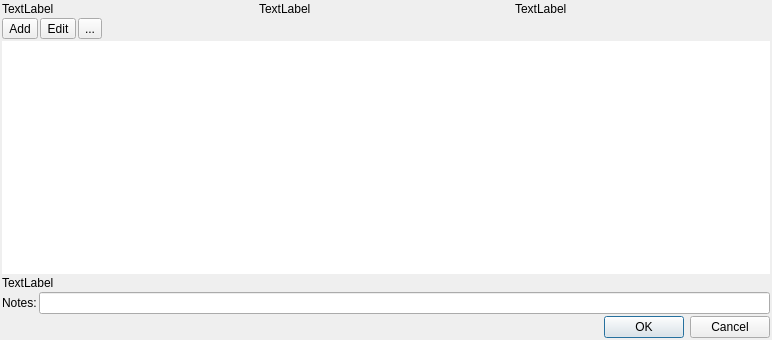
Above: b6p/dlgplanificaciondia.ui from diegowald/b6p before the change. Below: the same form after it.
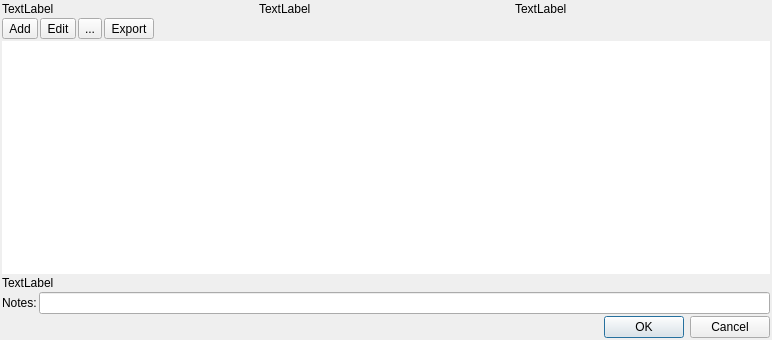
That is the form after the change. Icons and pictures are not drawn.

Commit message: Implemented planificacion csv export.

```diff
--- a/b6p/dlgplanificaciondia.ui
+++ b/b6p/dlgplanificaciondia.ui
@@ -88,7 +88,7 @@
        </property>
       </widget>
      </item>
-     <item row="0" column="3">
+     <item row="0" column="4">
       <spacer name="horizontalSpacer">
        <property name="orientation">
         <enum>Qt::Horizontal</enum>
@@ -112,6 +112,17 @@
        </property>
       </widget>
      </item>
+     <item row="0" column="3">
+      <widget class="QToolButton" name="btnExport">
+       <property name="text">
+        <string>Export</string>
+       </property>
+       <property name="icon">
+        <iconset resource="resources.qrc">
+         <normaloff>:/img/images/glyphicons_151_new_window.png</normaloff>:/img/images/glyphicons_151_new_window.png</iconset>
+       </property>
+      </widget>
+     </item>
     </layout>
    </item>
    <item>
```
The commit also changes 11 other files.
